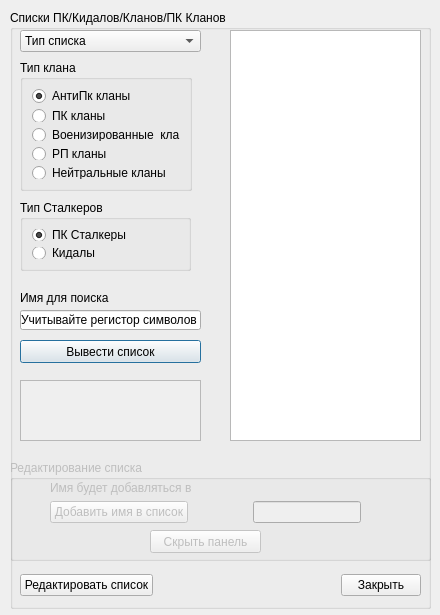
This is InfoCO/list.ui in frostzhenya/InfoCO as Qt 5 draws it before an edit. The edited form follows.
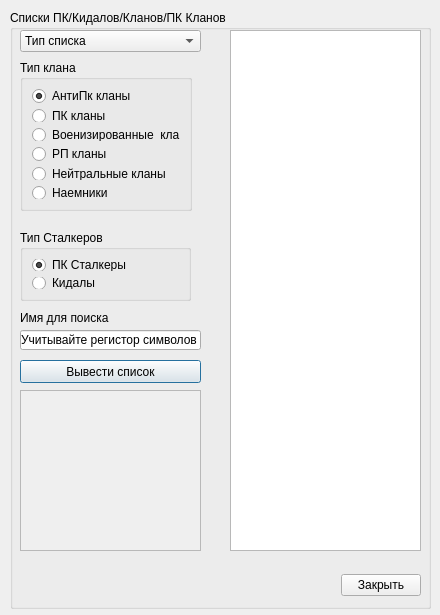
This is the edited form. Icons and pictures are not drawn.

Patch:
```diff
--- a/InfoCO/list.ui
+++ b/InfoCO/list.ui
@@ -119,7 +119,7 @@
     <property name="geometry">
      <rect>
       <x>10</x>
-      <y>300</y>
+      <y>320</y>
       <width>181</width>
       <height>20</height>
      </rect>
@@ -132,7 +132,7 @@
     <property name="geometry">
      <rect>
       <x>10</x>
-      <y>280</y>
+      <y>300</y>
       <width>171</width>
       <height>16</height>
      </rect>
@@ -145,7 +145,7 @@
     <property name="geometry">
      <rect>
       <x>10</x>
-      <y>330</y>
+      <y>350</y>
       <width>181</width>
       <height>23</height>
      </rect>
@@ -161,9 +161,9 @@
     <property name="geometry">
      <rect>
       <x>10</x>
-      <y>370</y>
+      <y>380</y>
       <width>181</width>
-      <height>61</height>
+      <height>161</height>
      </rect>
     </property>
     <property name="minimumSize">
@@ -185,7 +185,7 @@
       <x>220</x>
       <y>20</y>
       <width>191</width>
-      <height>411</height>
+      <height>521</height>
      </rect>
     </property>
     <property name="minimumSize">
@@ -214,13 +214,6 @@
      </rect>
     </property>
     <layout class="QHBoxLayout" name="horizontalLayout">
-     <item>
-      <widget class="QPushButton" name="ButtomEditList">
-       <property name="text">
-        <string>Редактировать список</string>
-       </property>
-      </widget>
-     </item>
      <item>
       <spacer name="horizontalSpacer">
        <property name="orientation">
@@ -243,102 +236,13 @@
      </item>
     </layout>
    </widget>
-   <widget class="QGroupBox" name="groupBoxEdit">
-    <property name="enabled">
-     <bool>false</bool>
-    </property>
-    <property name="geometry">
-     <rect>
-      <x>0</x>
-      <y>450</y>
-      <width>421</width>
-      <height>101</height>
-     </rect>
-    </property>
-    <property name="minimumSize">
-     <size>
-      <width>0</width>
-      <height>0</height>
-     </size>
-    </property>
-    <property name="maximumSize">
-     <size>
-      <width>421</width>
-      <height>101</height>
-     </size>
-    </property>
-    <property name="title">
-     <string>Редактирование списка</string>
-    </property>
-    <widget class="QPushButton" name="ButtomEditListClose">
-     <property name="geometry">
-      <rect>
-       <x>140</x>
-       <y>70</y>
-       <width>111</width>
-       <height>23</height>
-      </rect>
-     </property>
-     <property name="text">
-      <string>Скрыть панель</string>
-     </property>
-    </widget>
-    <widget class="QWidget" name="horizontalLayoutWidget_2">
-     <property name="geometry">
-      <rect>
-       <x>40</x>
-       <y>40</y>
-       <width>311</width>
-       <height>25</height>
-      </rect>
-     </property>
-     <layout class="QHBoxLayout" name="horizontalLayout_2">
-      <item>
-       <widget class="QPushButton" name="ButtomAddName">
-        <property name="text">
-         <string>Добавить имя в список</string>
-        </property>
-       </widget>
-      </item>
-      <item>
-       <spacer name="horizontalSpacer_2">
-        <property name="orientation">
-         <enum>Qt::Horizontal</enum>
-        </property>
-        <property name="sizeHint" stdset="0">
-         <size>
-          <width>40</width>
-          <height>20</height>
-         </size>
-        </property>
-       </spacer>
-      </item>
-      <item>
-       <widget class="QLineEdit" name="EditName"/>
-      </item>
-     </layout>
-    </widget>
-    <widget class="QLabel" name="TxtEditList">
-     <property name="geometry">
-      <rect>
-       <x>40</x>
-       <y>20</y>
-       <width>311</width>
-       <height>16</height>
-      </rect>
-     </property>
-     <property name="text">
-      <string>Имя будет добавляться в</string>
-     </property>
-    </widget>
-   </widget>
    <widget class="QGroupBox" name="groupBoxTypeClan">
     <property name="geometry">
      <rect>
       <x>10</x>
       <y>50</y>
       <width>172</width>
-      <height>131</height>
+      <height>151</height>
      </rect>
     </property>
     <property name="title">
@@ -383,13 +287,20 @@
        </property>
       </widget>
      </item>
+     <item>
+      <widget class="QRadioButton" name="radioN">
+       <property name="text">
+        <string>Наемники</string>
+       </property>
+      </widget>
+     </item>
     </layout>
    </widget>
    <widget class="QGroupBox" name="groupBoxTypeStalkers">
     <property name="geometry">
      <rect>
       <x>10</x>
-      <y>190</y>
+      <y>220</y>
       <width>171</width>
       <height>71</height>
      </rect>
```
Left out of the diff: 2 changed lines with no effect on the pictures.
